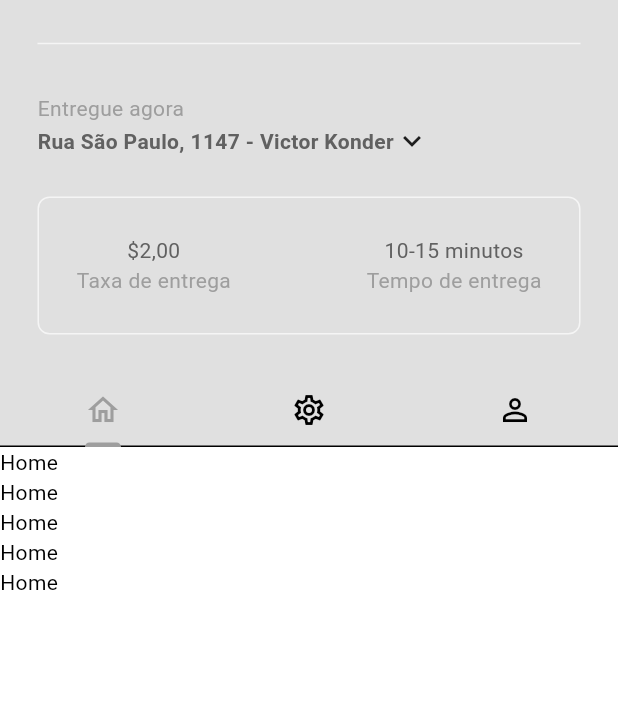
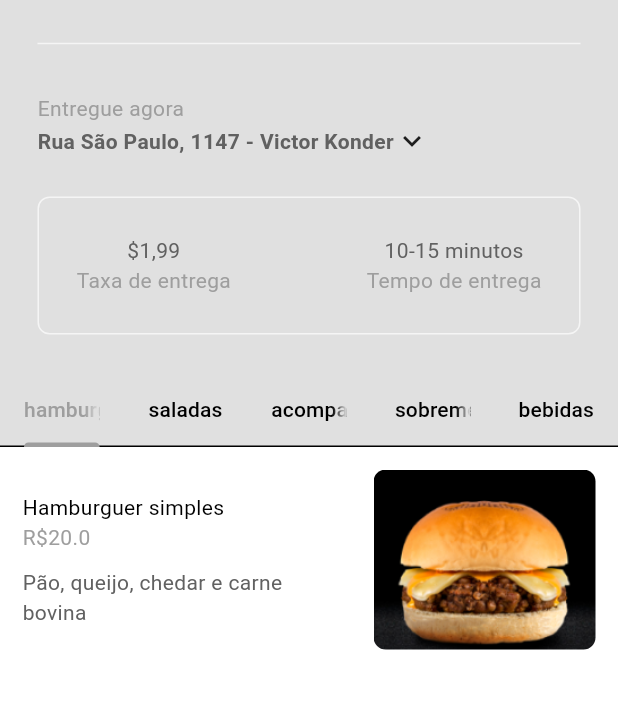
Before and after one commit to nichbrosa/Projeto_Aplicado, a Flutter app: the screen it shows after launch, after a tap on "Login", on a phone screen of 412 x 824 dp, the part 63-772 px from its top. Run offline on Flutter 3.47's test engine with Material 3 defaults, Android fonts, the phone set to English and light mode, and no system bars.

Commit message:
pre-restaurante

```diff
--- a/lib/componentes/my_description_box.dart
+++ b/lib/componentes/my_description_box.dart
@@ -26,7 +26,7 @@ class MyDescriptionBox extends StatelessWidget {
           //Taxa de entrega
           Column(
             children: [
-              Text('\$2,00', style: MyPrimaryTextStyle,),
+              Text('\$1,99', style: MyPrimaryTextStyle,),
               Text('Taxa de entrega', style: MySecundaryTextStyle,),
             ],
           ),
--- /dev/null
+++ b/lib/componentes/my_food_tile.dart
@@ -0,0 +1,69 @@
+import 'package:flutter/cupertino.dart';
+import 'package:flutter/material.dart';
+import 'package:projeto_aplicado/modelos/comida.dart';
+
+class FoodTile extends StatelessWidget {
+  final Comida comida;
+  final void Function()? onTap;
+
+  const FoodTile({
+      super.key,
+      required this.comida,
+      required this.onTap,
+    });
+
+  @override
+  Widget build(BuildContext context) {
+    return Column(
+      children: [
+        GestureDetector(
+          onTap: onTap,
+          child: Padding(
+            padding: const EdgeInsets.all(15.0),
+            child: Row(
+              children: [
+
+                //detalhes da comida
+                Expanded(
+                  child: Column(
+                    crossAxisAlignment: CrossAxisAlignment.start,
+                    children: [
+                      Text(comida.nome),
+                      Text('R\$' + comida.preco.toString(),
+                      style: TextStyle(
+                        color: Theme.of(context).colorScheme.primary
+                        ),
+                      ),
+                      const SizedBox(height: 10),
+                      Text(
+                        comida.descricao,
+                        style: TextStyle(
+                          color: Theme.of(context).colorScheme.inversePrimary,
+                        ),
+                      ),
+                    ],
+                  ),
+                ),
+
+                const SizedBox(width: 15),
+
+                //imagem da comida
+                ClipRRect(
+                  borderRadius: BorderRadius.circular(8),
+                  child: Image.asset(comida.caminhoImagem, height: 120),
+                  ),
+              ],
+            ),
+          ),
+        ),
+
+        //linha divisora
+        Divider(
+          color: Theme.of(context).colorScheme.tertiary,
+          endIndent: 25,
+          indent: 25,
+        ),
+      ],
+    );
+  }
+}
--- a/lib/componentes/my_tab_bar.dart
+++ b/lib/componentes/my_tab_bar.dart
@@ -1,4 +1,5 @@
 import 'package:flutter/material.dart';
+import 'package:projeto_aplicado/modelos/comida.dart';
 
 class MyTabBar extends StatelessWidget {
   final TabController tabController;
@@ -8,24 +9,20 @@ class MyTabBar extends StatelessWidget {
     required this.tabController,
     });
 
+    List<Tab> _buildCategoryTabs(){
+      return CategoriaComida.values.map((categoria){
+        return Tab(
+          text: categoria.toString().split('.').last,
+        );
+      }).toList();
+    }
+
   @override
   Widget build(BuildContext context) {
     return Container(
       child: TabBar(
         controller: tabController,
-        tabs: const [
-          //Primeira aba
-          Tab(icon: Icon(Icons.home_outlined),
-          ),
-
-          //Segunda aba
-          Tab(icon: Icon(Icons.settings_outlined),
-          ),
-
-          //Terceira aba
-          Tab(icon: Icon(Icons.person_outline),
-          ),
-        ],
+        tabs: _buildCategoryTabs(),
       ),
     );
   }
--- a/lib/main.dart
+++ b/lib/main.dart
@@ -1,13 +1,20 @@
+
+
 import 'package:flutter/material.dart';
 import 'package:projeto_aplicado/auth/login_ou_registrar.dart';
+import 'package:projeto_aplicado/modelos/restaurante.dart';
 import 'package:projeto_aplicado/temas/theme_provider.dart';
 import 'package:provider/provider.dart';
 
 void main() {
   runApp(
-      ChangeNotifierProvider(
-      create: (context) => ThemeProvider(),
-      child: const MyApp(),
+      MultiProvider(providers: [
+        //provedor de tema
+        ChangeNotifierProvider(create: (context) => ThemeProvider()),
+        //provedor de restaurante
+        ChangeNotifierProvider(create: (context) => Restaurante()),
+        ],
+        child: MyApp(),
       ),
     );
 }
--- a/lib/modelos/restaurante.dart
+++ b/lib/modelos/restaurante.dart
@@ -1,13 +1,15 @@
+import 'package:flutter/material.dart';
+
 import 'comida.dart';
 
-class Restaurante {
+class Restaurante extends ChangeNotifier{
   // lista de comidas no menu
   final List<Comida> _menu = [
     //hamburgueres
     Comida(
       nome: "Hamburguer simples",
       descricao: 'Pão, queijo, chedar e carne bovina',
-      caminhoImagem: "lib/imagens/comidas/HAMBURGUE_SIMPLES",
+      caminhoImagem: "lib/imagens/comidas/HAMBURGUE_SIMPLES.png",
       preco: 20.00,
       categoria: CategoriaComida.hamburguers,
       complementosDisponiveis: [
@@ -16,10 +18,79 @@ class Restaurante {
         Complemento(nome: "Bacon", preco: 2.99),
         ],
       ),
-    //complemento
+
+    //acompanhamentos
+    Comida(
+      nome: "Bolinho de carne",
+      descricao: 'Bolinho especial de carne recheado com queijo, 6 unidades',
+      caminhoImagem: "lib/imagens/comidas/BOLINHA2.png",
+      preco: 38.00,
+      categoria: CategoriaComida.acompanhamentos,
+      complementosDisponiveis: [
+        Complemento(nome: "Maionese extra", preco: 0.99),
+        Complemento(nome: "Ketchup extra", preco: 0.99),
+        ],
+      ),
 
     //sobremesa
+    Comida(
+      nome: "Bolo de chocolate sem gluten e leite",
+      descricao: 'Bolo com massa feita massa de pipoca e cacau em pó',
+      caminhoImagem: "lib/imagens/comidas/BOLO_DE_CHOCOLATE.png",
+      preco: 30.00,
+      categoria: CategoriaComida.sobremesas,
+      complementosDisponiveis: [
+        Complemento(nome: "Pedaço extra", preco: 5.99),
+        ],
+      ),
 
     //bebida
+    Comida(
+      nome: "Coca-Cola",
+      descricao: 'Lata de coca-cola 350ML',
+      caminhoImagem: "lib/imagens/bebidas/COCA.png",
+      preco: 8.90,
+      categoria: CategoriaComida.bebidas,
+      complementosDisponiveis: [
+        Complemento(nome: "Copo congelado", preco: 2.99),
+        ],
+      ),
   ];
+
+  /*
+
+  GETTERS
+
+  */
+
+  List<Comida> get menu => _menu;
+
+  /*
+
+  OPERATIONS
+
+  */
+
+  // adicionar ao carrinho
+
+  // remover do carrinho
+
+  // preço total do carrinho
+
+
+  // numero total de itens no carrinho
+
+  // limpar carrinho
+  /*
+
+  HELPERS
+
+  */
+
+  // gerar recibo
+
+  // formatar double valor em dinheiro
+
+  // formatar lista de addons em uma string summary
+
 }
--- a/lib/paginas/home_pagina.dart
+++ b/lib/paginas/home_pagina.dart
@@ -4,8 +4,12 @@ import 'package:flutter/material.dart';
 import 'package:projeto_aplicado/componentes/my_current_location.dart';
 import 'package:projeto_aplicado/componentes/my_description_box.dart';
 import 'package:projeto_aplicado/componentes/my_drawer.dart';
+import 'package:projeto_aplicado/componentes/my_food_tile.dart';
 import 'package:projeto_aplicado/componentes/my_sliver_app_bar.dart';
 import 'package:projeto_aplicado/componentes/my_tab_bar.dart';
+import 'package:projeto_aplicado/modelos/comida.dart';
+import 'package:projeto_aplicado/modelos/restaurante.dart';
+import 'package:provider/provider.dart';
 
 class HomePagina extends StatefulWidget {
   const HomePagina({super.key});
@@ -22,13 +26,43 @@ class _HomePaginaState extends State<HomePagina> with SingleTickerProviderStateM
   @override
   void initState() {
     super.initState();
-    _tabController = TabController(length: 3, vsync: this);
+    _tabController = TabController(length: CategoriaComida.values.length, vsync: this);
   }
 
 @override
   void dispose() {
     _tabController.dispose();
     super.dispose();
+  }
+
+  // separar e retornar uma lista dos itens de comida que pertencem a uma categoria especifica
+  List<Comida> _filtrarMenuPorCategoria(CategoriaComida categoria, List<Comida> fullMenu){
+    return fullMenu.where((Comida) => Comida.categoria == categoria).toList();
+  }
+
+  // retornar a lista de comidas na categoria fornecida
+  List<Widget> getFoodInThisCategory(List<Comida> fullMenu){
+    return CategoriaComida.values.map((categoria){
+
+      // pega a categoria da comida
+      List<Comida> categoryMenu = _filtrarMenuPorCategoria(categoria, fullMenu);
+
+    return ListView.builder(
+      itemCount: categoryMenu.length,
+      physics: const NeverScrollableScrollPhysics(),
+      padding: EdgeInsets.zero,
+      itemBuilder: (context, index) {
+        // pega a comida individualmente
+        final comida = categoryMenu[index];
+
+        //retorna os blocos de UI da comida
+        return FoodTile(
+          comida: comida,
+          onTap: (){}
+          );
+      },
+      );
+    }).toList();
   }
 
   @override
@@ -57,22 +91,11 @@ class _HomePaginaState extends State<HomePagina> with SingleTickerProviderStateM
               ),
           ),
         ],
-        body: TabBarView(
-            controller: _tabController,
-            children: [
-              ListView.builder(
-                itemCount: 5,
-                itemBuilder: (context, index) => const Text("Home"),
-              ),
-              ListView.builder(
-                itemCount: 5,
-                itemBuilder: (context, index) => const Text("Configurações"),
-              ),
-              ListView.builder(
-                itemCount: 5,
-                itemBuilder: (context, index) => const Text("Usuários"),
-              ),
-            ],
+        body: Consumer<Restaurante>(
+            builder: (context, Restaurante, child) => TabBarView(
+              controller: _tabController,
+              children: getFoodInThisCategory(Restaurante.menu),
+            ),
           ),
         ),
       );
--- a/pubspec.yaml
+++ b/pubspec.yaml
@@ -60,9 +60,9 @@ flutter:
   uses-material-design: true
 
   # To add assets to your application, add an assets section, like this:
-   assets:
-      - lib/imagens/comidas
-      - lib/imagens/bebidas
+  assets:
+      - lib/imagens/comidas/
+      - lib/imagens/bebidas/
   #   - images/a_dot_ham.jpeg
 
   # An image asset can refer to one or more resolution-specific "variants", see
```
Also changed, not shown: lib/imagens/bebidas/COCA2.png (renamed from lib/imagens/comidas/COCA2.png), lib/imagens/comidas/CEBOLA_FRITA.png, lib/imagens/comidas/CEBOLA_FRITA2.png, lib/imagens/comidas/CEBOLA_FRITA3.png (deleted).
